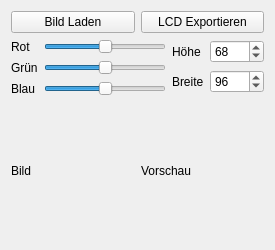
Before: the Qt Designer form mainwindow.ui in Wene/qimg2lcd, drawn with Qt 5.
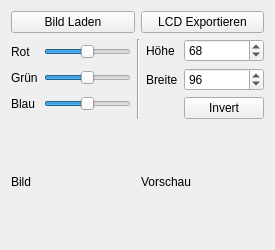
After: the same form once the commit is applied.

Commit message: added invert support in LcdImage class and UI

The edit to the form file:
```diff
--- a/mainwindow.ui
+++ b/mainwindow.ui
@@ -99,16 +99,23 @@
         </item>
        </layout>
       </item>
+      <item>
+       <widget class="Line" name="line">
+        <property name="orientation">
+         <enum>Qt::Vertical</enum>
+        </property>
+       </widget>
+      </item>
       <item>
        <layout class="QGridLayout" name="gridLayout_2">
-        <item row="0" column="0">
+        <item row="2" column="0">
          <widget class="QLabel" name="lblHight">
           <property name="text">
            <string>Höhe</string>
           </property>
          </widget>
         </item>
-        <item row="0" column="1">
+        <item row="2" column="1">
          <widget class="QSpinBox" name="spinHight">
           <property name="maximum">
            <number>2000</number>
@@ -118,14 +125,14 @@
           </property>
          </widget>
         </item>
-        <item row="1" column="0">
+        <item row="3" column="0">
          <widget class="QLabel" name="lblWidth">
           <property name="text">
            <string>Breite</string>
           </property>
          </widget>
         </item>
-        <item row="1" column="1">
+        <item row="3" column="1">
          <widget class="QSpinBox" name="spinWidth">
           <property name="maximum">
            <number>2000</number>
@@ -135,6 +142,16 @@
           </property>
          </widget>
         </item>
+        <item row="4" column="1">
+         <widget class="QPushButton" name="btnInvert">
+          <property name="text">
+           <string>Invert</string>
+          </property>
+          <property name="checkable">
+           <bool>true</bool>
+          </property>
+         </widget>
+        </item>
        </layout>
       </item>
      </layout>
```
Left out of the diff: 16 changed lines with no effect on the pictures. The commit also changes 2 other files.
